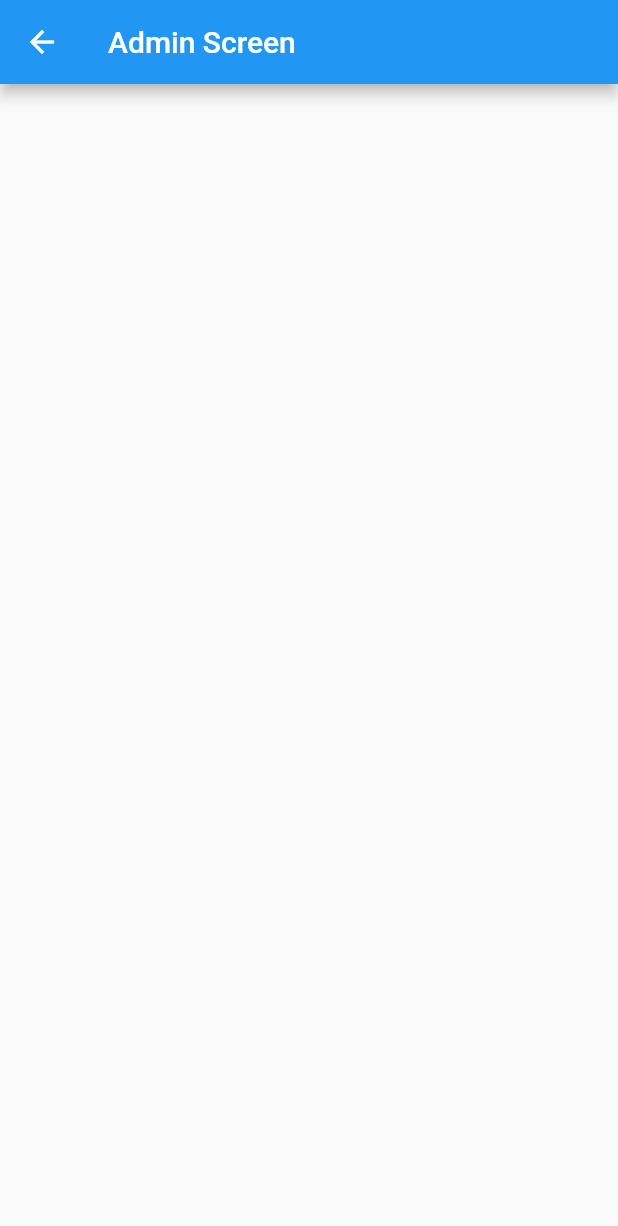
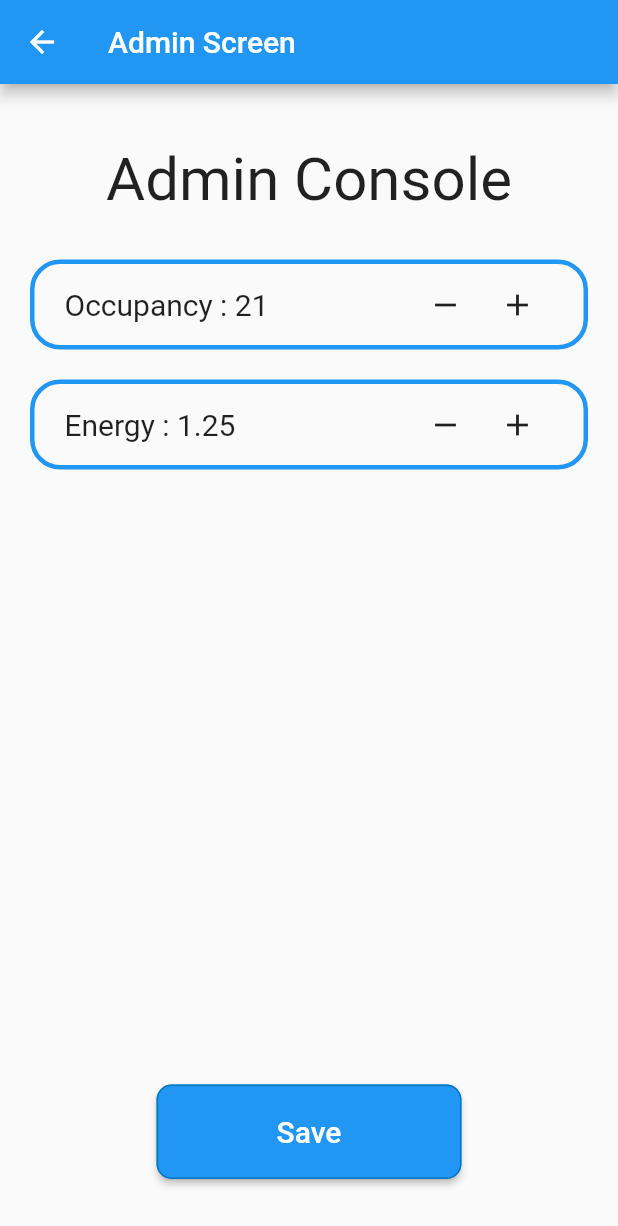
Before and after one commit to deepu0201/DDSG_SE_Group, a Flutter app: the AdminScreen screen opened by its route, on a phone screen of 412 x 824 dp. Shown: the top 1226 px of the screen. Run offline on Flutter 3.47's test engine with Material 2 defaults, Android fonts, the phone set to English and light mode, and no system bars.

Commit message:
Implemented and Completed Admin UI

```diff
--- a/lib/screens/admin_screen.dart
+++ b/lib/screens/admin_screen.dart
@@ -7,6 +7,126 @@ class AdminScreen extends StatelessWidget {
       appBar: AppBar(
         title: Text('Admin Screen'),
       ),
+      body: Padding(
+        padding: const EdgeInsets.all(20.0),
+        child: Column(
+          crossAxisAlignment: CrossAxisAlignment.center,
+          children: [
+            Padding(
+              padding: const EdgeInsets.all(20.0),
+              child: Center(
+                child: Text(
+                  'Admin Console',
+                  style: TextStyle(
+                    fontSize: 40.0,
+                  ),
+                ),
+              ),
+            ),
+            Padding(
+              padding: const EdgeInsets.symmetric(vertical: 10.0),
+              child: Container(
+                width: double.infinity,
+                height: 60.0,
+                decoration: BoxDecoration(
+                  border: Border.all(
+                    color: Colors.blue,
+                    width: 3.0,
+                  ),
+                  borderRadius: BorderRadius.all(
+                    Radius.circular(20),
+                  ),
+                ),
+                child: Center(
+                  child: Padding(
+                    padding: const EdgeInsets.symmetric(horizontal: 20.0),
+                    child: Row(
+                      children: [
+                        Text(
+                          'Occupancy : 21',
+                          style: TextStyle(
+                            fontSize: 20.0,
+                          ),
+                        ),
+                        // SizedBox(
+                        //   width: 100.0,
+                        // ),
+                        Expanded(child: Container()),
+                        IconButton(icon: Icon(Icons.remove), onPressed: () {}),
+                        IconButton(icon: Icon(Icons.add), onPressed: () {}),
+                      ],
+                    ),
+                  ),
+                ),
+              ),
+            ),
+            Padding(
+              padding: const EdgeInsets.symmetric(vertical: 10.0),
+              child: Container(
+                width: double.infinity,
+                height: 60.0,
+                decoration: BoxDecoration(
+                  border: Border.all(
+                    color: Colors.blue,
+                    width: 3.0,
+                  ),
+                  borderRadius: BorderRadius.all(
+                    Radius.circular(20),
+                  ),
+                ),
+                child: Center(
+                  child: Padding(
+                    padding: const EdgeInsets.symmetric(horizontal: 20.0),
+                    child: Row(
+                      children: [
+                        Text(
+                          'Energy : 1.25',
+                          style: TextStyle(
+                            fontSize: 20.0,
+                          ),
+                        ),
+                        // SizedBox(
+                        //   width: 20.0,
+                        // ),
+                        Expanded(child: Container()),
+                        // Container(
+                        //   width: 40,
+                        //   child: TextField(
+                        //   ),
+                        // ),
+                        IconButton(icon: Icon(Icons.remove), onPressed: () {}),
+                        IconButton(icon: Icon(Icons.add), onPressed: () {}),
+                      ],
+                    ),
+                  ),
+                ),
+              ),
+            ),
+            SizedBox(
+              height: 400.0,
+            ),
+            ElevatedButton(
+              style: ElevatedButton.styleFrom(
+                padding: const EdgeInsets.symmetric(
+                  vertical: 20.0,
+                  horizontal: 80.0,
+                ),
+                shape: RoundedRectangleBorder(
+                  borderRadius: BorderRadius.circular(10.0),
+                ),
+                side: BorderSide(color: Colors.lightBlue[800]),
+              ),
+              onPressed: () {
+                Navigator.pushNamed(context, '/');
+              },
+              child: Text(
+                'Save',
+                style: TextStyle(fontSize: 20.0),
+              ),
+            ),
+          ],
+        ),
+      ),
     );
   }
 }
--- a/lib/screens/homepage.dart
+++ b/lib/screens/homepage.dart
@@ -59,7 +59,7 @@ class HomePage extends StatelessWidget {
                 'Admin Login',
                 style: TextStyle(fontSize: 20.0),
               ),
-            )
+            ),
           ],
         ),
       ),
```
